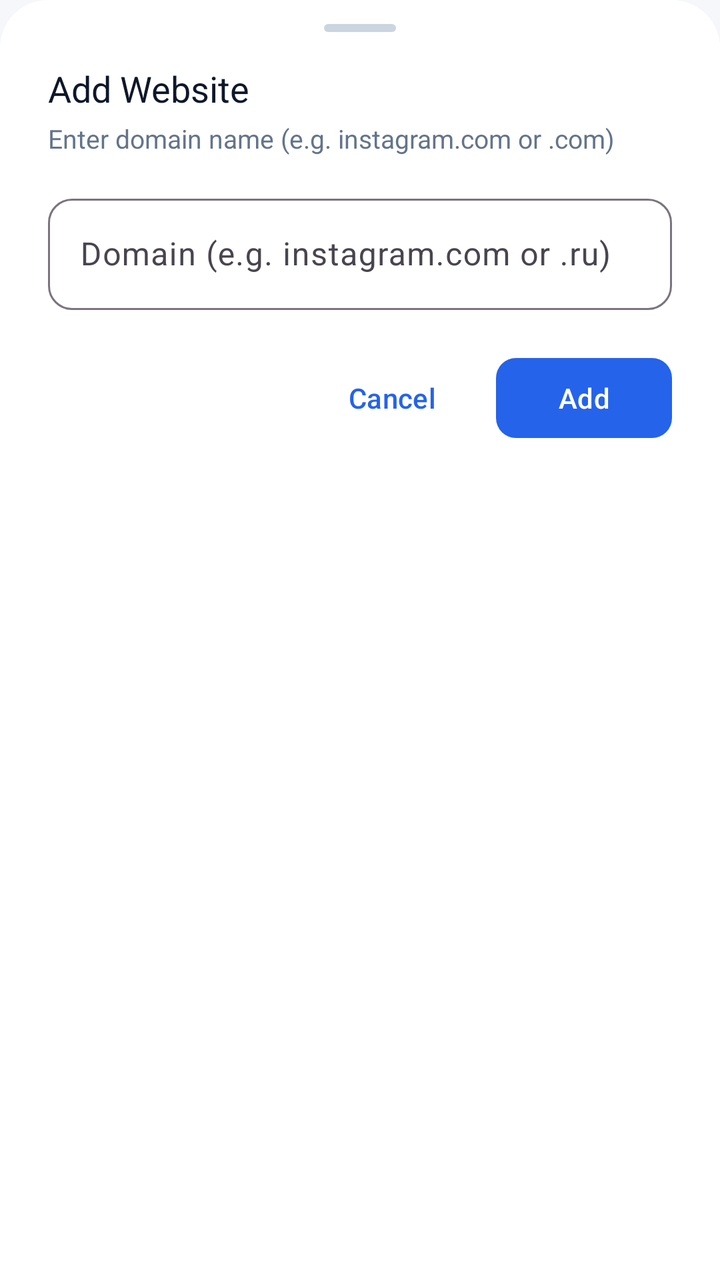
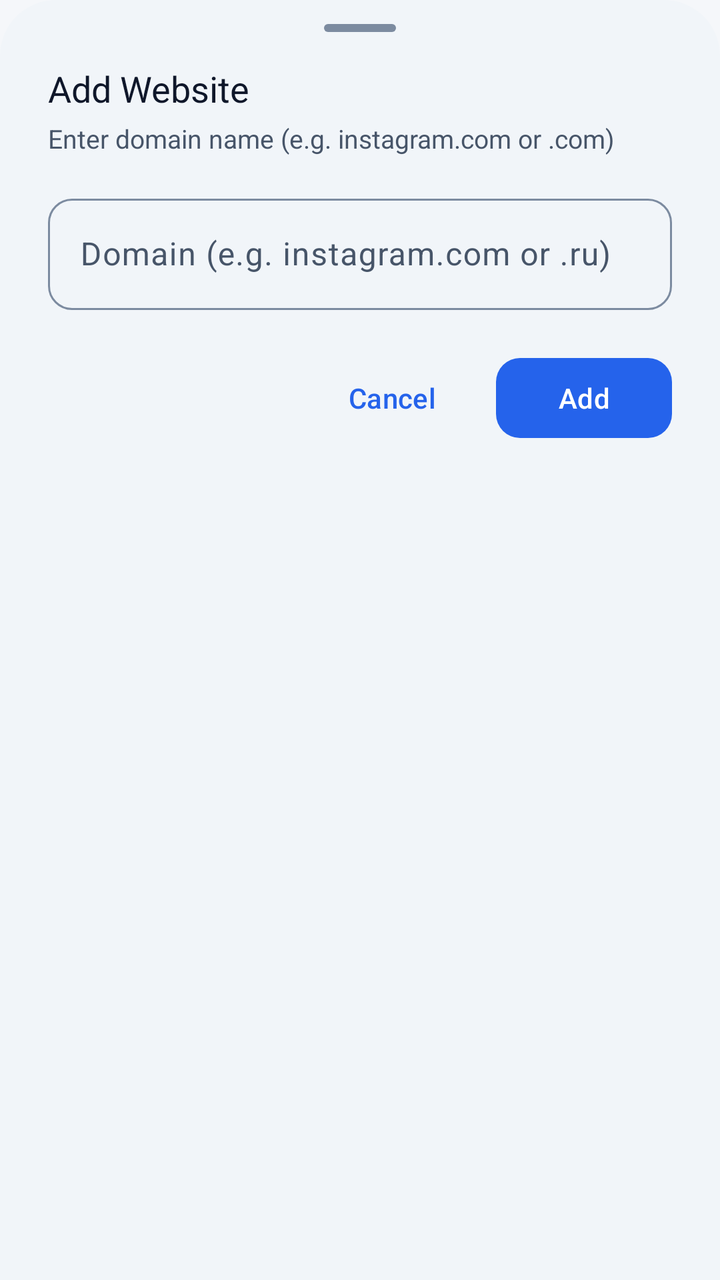

Two renders of the same Android screen: before a commit and after it. Below are the layout's source before the change and the commit's diff.
<!-- AndroidManifest.xml: application theme Theme.SoxMax -->
<!-- res/layout/bottom_sheet_add_site.xml -->
<?xml version="1.0" encoding="utf-8"?>
<LinearLayout xmlns:android="http://schemas.android.com/apk/res/android"
    xmlns:app="http://schemas.android.com/apk/res-auto"
    xmlns:tools="http://schemas.android.com/tools"
    android:layout_width="match_parent"
    android:layout_height="wrap_content"
    android:orientation="vertical"
    android:background="@drawable/bg_bottom_sheet"
    android:paddingHorizontal="24dp"
    android:paddingTop="12dp"
    android:paddingBottom="28dp">

    <View
        android:layout_width="36dp"
        android:layout_height="4dp"
        android:layout_gravity="center_horizontal"
        android:background="@drawable/bg_drag_handle"
        android:layout_marginBottom="16dp" />

    <TextView
        android:layout_width="match_parent"
        android:layout_height="wrap_content"
        android:text="@string/split_sites_add_title"
        android:textColor="@color/text_primary"
        android:textSize="18sp"
        android:fontFamily="sans-serif-bold" />

    <TextView
        android:layout_width="match_parent"
        android:layout_height="wrap_content"
        android:layout_marginTop="4dp"
        android:layout_marginBottom="16dp"
        android:text="@string/split_sites_add_subtitle"
        android:textColor="@color/text_secondary"
        android:textSize="13sp" />

    <com.google.android.material.textfield.TextInputLayout
        android:id="@+id/layout_domain_input"
        style="@style/Widget.Material3.TextInputLayout.OutlinedBox"
        android:layout_width="match_parent"
        android:layout_height="wrap_content"
        android:layout_marginBottom="20dp"
        android:hint="@string/split_sites_add_hint"
        app:boxCornerRadiusBottomEnd="12dp"
        app:boxCornerRadiusBottomStart="12dp"
        app:boxCornerRadiusTopEnd="12dp"
        app:boxCornerRadiusTopStart="12dp">

        <com.google.android.material.textfield.TextInputEditText
            android:id="@+id/input_domain_value"
            android:layout_width="match_parent"
            android:layout_height="wrap_content"
            android:inputType="textUri"
            android:imeOptions="actionDone"
            android:textSize="16sp" />

    </com.google.android.material.textfield.TextInputLayout>

    <LinearLayout
        android:layout_width="match_parent"
        android:layout_height="wrap_content"
        android:orientation="horizontal"
        android:gravity="end">

        <com.google.android.material.button.MaterialButton
            android:id="@+id/btn_cancel_add_site"
            style="@style/Widget.Material3.Button.TextButton"
            android:layout_width="wrap_content"
            android:layout_height="wrap_content"
            android:layout_marginEnd="8dp"
            android:text="@string/cancel" />

        <com.google.android.material.button.MaterialButton
            android:id="@+id/btn_confirm_add_site"
            style="@style/Widget.Material3.Button"
            android:layout_width="wrap_content"
            android:layout_height="wrap_content"
            android:text="@string/split_sites_add"
            app:cornerRadius="10dp" />

    </LinearLayout>

</LinearLayout>
<!-- resources referenced by this layout -->
<resources>
  <color name="text_primary">#0F172A</color>
  <color name="text_secondary">#64748B</color>
  <!-- drawable bg_bottom_sheet (drawable) -->
  <?xml version="1.0" encoding="utf-8"?>
  <shape xmlns:android="http://schemas.android.com/apk/res/android"
      android:shape="rectangle">
      <solid android:color="@color/bg_card" />
      <corners
          android:topLeftRadius="24dp"
          android:topRightRadius="24dp" />
  </shape>
  <!-- drawable bg_drag_handle (drawable) -->
  <?xml version="1.0" encoding="utf-8"?>
  <shape xmlns:android="http://schemas.android.com/apk/res/android"
      android:shape="rectangle">
      <solid android:color="@color/bg_card_stroke" />
      <corners android:radius="4dp" />
  </shape>
  <style name="Theme.SoxMax" parent="Theme.Material3.DayNight.NoActionBar">
          <item name="colorPrimary">@color/accent_blue</item>
          <item name="colorOnPrimary">@android:color/white</item>
          <item name="android:windowBackground">@color/bg_deep</item>
          <item name="android:statusBarColor" tools:targetApi="l">@android:color/transparent</item>
          <item name="android:navigationBarColor" tools:targetApi="l">@android:color/transparent</item>
          <item name="android:windowLightStatusBar" tools:targetApi="m">?attr/isLightTheme</item>
          <item name="android:windowLightNavigationBar" tools:targetApi="o_mr1">?attr/isLightTheme</item>
          <item name="materialSwitchStyle">@style/Widget.Fluxon.Switch</item>
      </style>
  <color name="bg_card">#FFFFFF</color>
  <color name="bg_card_stroke">#CBD5E1</color>
  <color name="accent_blue">#2563EB</color>
  <!-- unchanged entries left out for length: 7 -->
</resources>

<!-- the commit's change to res/layout/bottom_sheet_add_site.xml (unified diff, before → after) -->
@@ -76,7 +76,7 @@
             android:layout_width="wrap_content"
             android:layout_height="wrap_content"
             android:text="@string/split_sites_add"
-            app:cornerRadius="10dp" />
+            app:cornerRadius="12dp" />
 
     </LinearLayout>
 
<!-- resource entries referenced after the edit -->
@@ -1,36 +1,124 @@
 <!-- resources referenced by this layout -->
 <resources>
-  <color name="text_primary">#0F172A</color>
-  <color name="text_secondary">#64748B</color>
+  <color name="text_primary">@color/m3_on_surface</color>
+  <color name="text_secondary">@color/m3_on_surface_variant</color>
   <!-- drawable bg_bottom_sheet (drawable) -->
   <?xml version="1.0" encoding="utf-8"?>
   <shape xmlns:android="http://schemas.android.com/apk/res/android"
       android:shape="rectangle">
-      <solid android:color="@color/bg_card" />
+      <solid android:color="@color/m3_surface_container_low" />
       <corners
-          android:topLeftRadius="24dp"
-          android:topRightRadius="24dp" />
+          android:topLeftRadius="28dp"
+          android:topRightRadius="28dp" />
   </shape>
   <!-- drawable bg_drag_handle (drawable) -->
   <?xml version="1.0" encoding="utf-8"?>
   <shape xmlns:android="http://schemas.android.com/apk/res/android"
       android:shape="rectangle">
-      <solid android:color="@color/bg_card_stroke" />
-      <corners android:radius="4dp" />
+      <solid android:color="@color/m3_outline" />
+      <size
+          android:width="32dp"
+          android:height="4dp" />
+      <corners android:radius="2dp" />
   </shape>
   <style name="Theme.SoxMax" parent="Theme.Material3.DayNight.NoActionBar">
-          <item name="colorPrimary">@color/accent_blue</item>
-          <item name="colorOnPrimary">@android:color/white</item>
+          
+          <item name="colorPrimary">@color/m3_primary</item>
+          <item name="colorOnPrimary">@color/m3_on_primary</item>
+          <item name="colorPrimaryContainer">@color/m3_primary_container</item>
+          <item name="colorOnPrimaryContainer">@color/m3_on_primary_container</item>
+  
+          
+          <item name="colorSecondary">@color/m3_secondary</item>
+          <item name="colorOnSecondary">@color/m3_on_secondary</item>
+          <item name="colorSecondaryContainer">@color/m3_secondary_container</item>
+          <item name="colorOnSecondaryContainer">@color/m3_on_secondary_container</item>
+  
+          
+          <item name="colorTertiary">@color/m3_tertiary</item>
+          <item name="colorOnTertiary">@color/m3_on_tertiary</item>
+          <item name="colorTertiaryContainer">@color/m3_tertiary_container</item>
+          <item name="colorOnTertiaryContainer">@color/m3_on_tertiary_container</item>
+  
+          
+          <item name="colorError">@color/m3_error</item>
+          <item name="colorOnError">@color/m3_on_error</item>
+          <item name="colorErrorContainer">@color/m3_error_container</item>
+          <item name="colorOnErrorContainer">@color/m3_on_error_container</item>
+  
+          
+          <item name="colorSurface">@color/m3_surface</item>
+          <item name="colorOnSurface">@color/m3_on_surface</item>
+          <item name="colorOnSurfaceVariant">@color/m3_on_surface_variant</item>
+          <item name="colorSurfaceContainerLowest">@color/m3_surface_container_lowest</item>
+          <item name="colorSurfaceContainerLow">@color/m3_surface_container_low</item>
+          <item name="colorSurfaceContainer">@color/m3_surface_container</item>
+          <item name="colorSurfaceContainerHigh">@color/m3_surface_container_high</item>
+          <item name="colorSurfaceContainerHighest">@color/m3_surface_container_highest</item>
+          <item name="colorOutline">@color/m3_outline</item>
+          <item name="colorOutlineVariant">@color/m3_outline_variant</item>
+  
+          
           <item name="android:windowBackground">@color/bg_deep</item>
           <item name="android:statusBarColor" tools:targetApi="l">@android:color/transparent</item>
           <item name="android:navigationBarColor" tools:targetApi="l">@android:color/transparent</item>
           <item name="android:windowLightStatusBar" tools:targetApi="m">?attr/isLightTheme</item>
           <item name="android:windowLightNavigationBar" tools:targetApi="o_mr1">?attr/isLightTheme</item>
+  
+          
           <item name="materialSwitchStyle">@style/Widget.Fluxon.Switch</item>
+          <item name="bottomSheetDialogTheme">@style/ThemeOverlay.Fluxon.BottomSheetDialog</item>
+          <item name="materialAlertDialogTheme">@style/ThemeOverlay.Fluxon.MaterialAlertDialog</item>
       </style>
-  <color name="bg_card">#FFFFFF</color>
-  <color name="bg_card_stroke">#CBD5E1</color>
-  <color name="accent_blue">#2563EB</color>
+  <color name="m3_on_surface">#0F172A</color>
+  <color name="m3_on_surface_variant">#475569</color>
+  <color name="m3_surface_container_low">#F1F5F9</color>
+  <color name="m3_outline">#7C8BA0</color>
+  <color name="m3_primary">#2563EB</color>
+  <color name="m3_on_primary">#FFFFFF</color>
+  <color name="m3_primary_container">#DBEAFE</color>
+  <color name="m3_on_primary_container">#1E40AF</color>
+  <color name="m3_secondary">#475569</color>
+  <color name="m3_on_secondary">#FFFFFF</color>
+  <color name="m3_secondary_container">#E2E8F0</color>
+  <color name="m3_on_secondary_container">#1E293B</color>
+  <color name="m3_tertiary">#7C3AED</color>
+  <color name="m3_on_tertiary">#FFFFFF</color>
+  <color name="m3_tertiary_container">#EDE9FE</color>
+  <color name="m3_on_tertiary_container">#4C1D95</color>
+  <color name="m3_error">#DC2626</color>
+  <color name="m3_on_error">#FFFFFF</color>
+  <color name="m3_error_container">#FEE2E2</color>
+  <color name="m3_on_error_container">#991B1B</color>
+  <color name="m3_surface">#F8FAFC</color>
+  <color name="m3_surface_container_lowest">#FFFFFF</color>
+  <color name="m3_surface_container">#E2E8F0</color>
+  <color name="m3_surface_container_high">#CBD5E1</color>
+  <color name="m3_surface_container_highest">#94A3B8</color>
+  <color name="m3_outline_variant">#E2E8F0</color>
+  <style name="ThemeOverlay.Fluxon.BottomSheetDialog" parent="ThemeOverlay.Material3.BottomSheetDialog">
+          <item name="bottomSheetStyle">@style/Widget.Fluxon.BottomSheet.Modal</item>
+          <item name="android:windowIsFloating">false</item>
+          <item name="android:statusBarColor">@android:color/transparent</item>
+          <item name="android:navigationBarColor">@android:color/transparent</item>
+      </style>
+  <style name="ThemeOverlay.Fluxon.MaterialAlertDialog" parent="ThemeOverlay.Material3.MaterialAlertDialog">
+          <item name="colorSurface">@color/m3_surface_container_low</item>
+          <item name="shapeAppearance">@style/ShapeAppearance.Fluxon.Dialog</item>
+      </style>
+  <style name="Widget.Fluxon.BottomSheet.Modal" parent="Widget.Material3.BottomSheet.Modal">
+          <item name="backgroundTint">@color/m3_surface_container_low</item>
+          <item name="shapeAppearance">@style/ShapeAppearance.Fluxon.BottomSheet</item>
+      </style>
+  <style name="ShapeAppearance.Fluxon.Dialog" parent="ShapeAppearance.Material3.Corner.ExtraLarge">
+          <item name="cornerSize">20dp</item>
+      </style>
+  <style name="ShapeAppearance.Fluxon.BottomSheet" parent="ShapeAppearance.Material3.Corner.Large">
+          <item name="cornerSizeTopLeft">28dp</item>
+          <item name="cornerSizeTopRight">28dp</item>
+          <item name="cornerSizeBottomLeft">0dp</item>
+          <item name="cornerSizeBottomRight">0dp</item>
+      </style>
   <!-- unchanged entries left out for length: 7 -->
 </resources>
 
